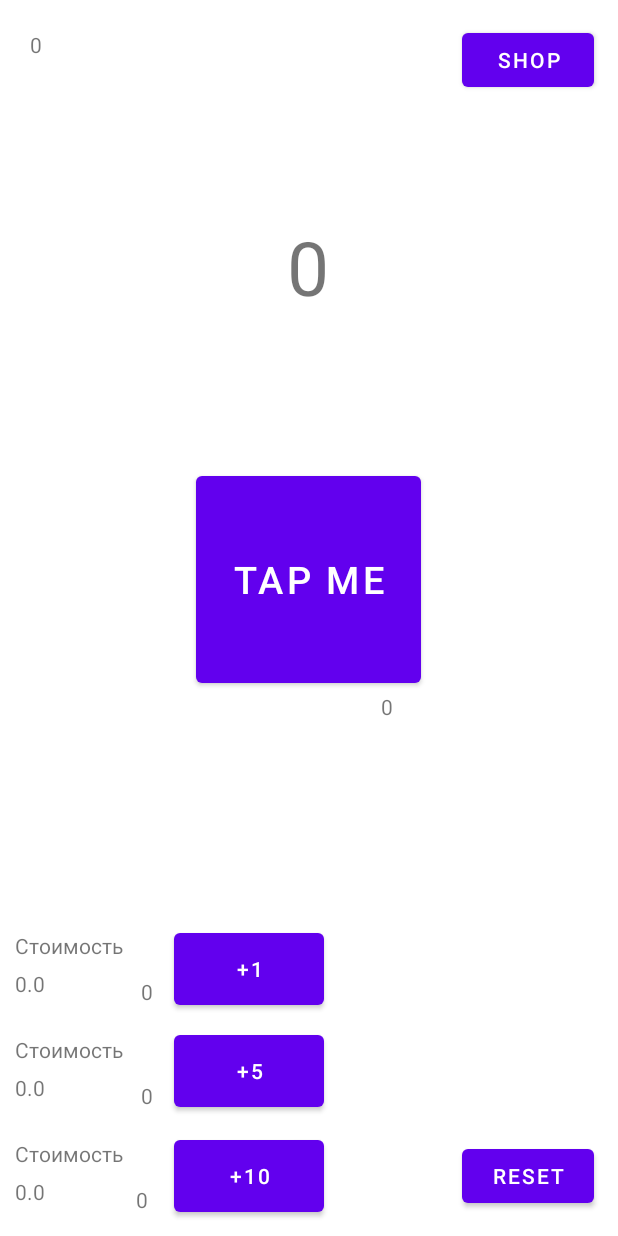
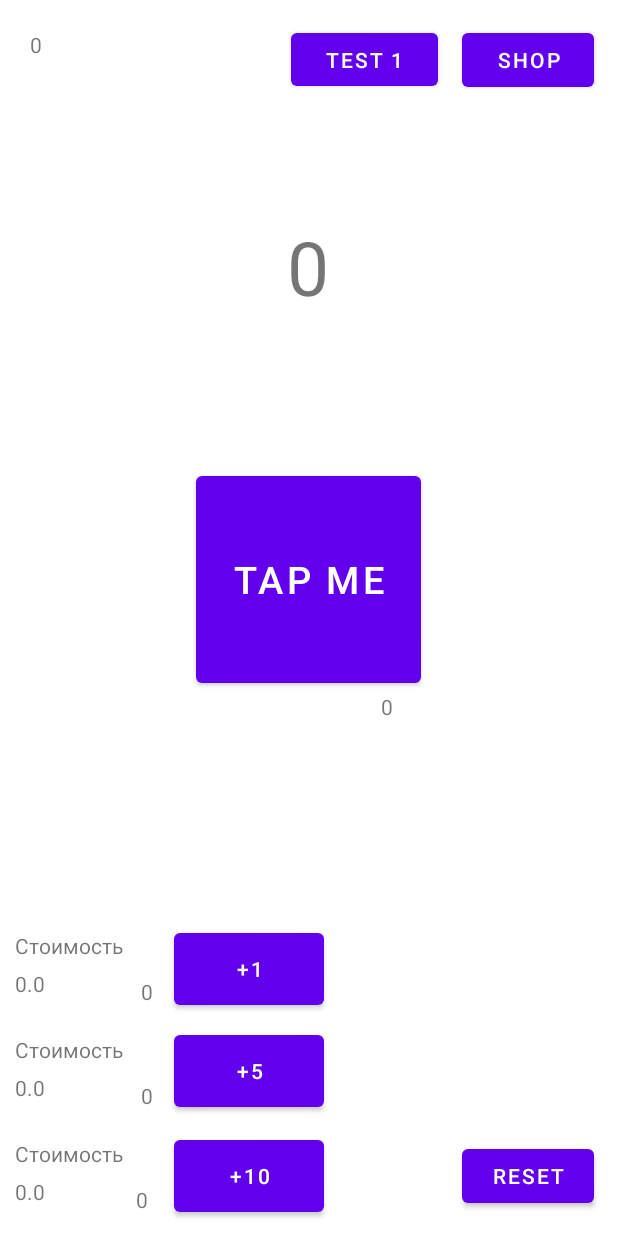
Before and after one commit to Chuchumbrik/androidtest1, an Android app: the screen it shows after launch (MainActivity), on a phone screen of 412 x 824 dp. Run offline under Robolectric (Android 15) with nearby library versions, the phone set to English and light mode, and no system bars.

Commit message:
Добавил новую активность test_1 Добавил кнопку на главный экран для перехода Добавил в директории res папку anim Добавил внутри anim файл xml для анимации Подключил в test_1 анимацию для кнопки

```diff
--- a/app/src/main/AndroidManifest.xml
+++ b/app/src/main/AndroidManifest.xml
@@ -9,7 +9,8 @@
         android:roundIcon="@mipmap/ic_launcher_round"
         android:supportsRtl="true"
         android:theme="@style/Theme.Test1">
-        <activity android:name=".Improve"></activity>
+        <activity android:name=".test_1"></activity>
+        <activity android:name=".Improve" />
         <activity android:name=".MainActivity">
             <intent-filter>
                 <action android:name="android.intent.action.MAIN" />
--- a/app/src/main/java/space/test/test1/MainActivity.java
+++ b/app/src/main/java/space/test/test1/MainActivity.java
@@ -64,6 +64,8 @@ public class MainActivity extends AppCompatActivity {
 
     Button reset;
 
+    Button test_1;
+
     @Override
     protected void onCreate(Bundle savedInstanceState) {
         super.onCreate(savedInstanceState);
@@ -102,12 +104,22 @@ public class MainActivity extends AppCompatActivity {
         TextView_add_count_money = (TextView)findViewById(R.id.add_count_money);
         TextView_add_count_money.setText(add_money_tap + "");
 
-        Shop = (TextView)findViewById(R.id.shop);
+        Shop = (Button) findViewById(R.id.shop);
         Shop.setOnClickListener(new View.OnClickListener() {
             @Override
             public void onClick(View v) {
                 save_data();
                 Intent intent = new Intent(MainActivity.this, Improve.class);
+                startActivity(intent);
+            }
+        });
+
+        test_1 = (Button) findViewById(R.id.test_1);
+        test_1.setOnClickListener(new View.OnClickListener() {
+            @Override
+            public void onClick(View v) {
+                save_data();
+                Intent intent = new Intent(MainActivity.this, test_1.class);
                 startActivity(intent);
             }
         });
--- a/app/src/main/res/layout/activity_main.xml
+++ b/app/src/main/res/layout/activity_main.xml
@@ -188,4 +188,14 @@
         app:layout_constraintBottom_toBottomOf="parent"
         app:layout_constraintEnd_toEndOf="parent" />
 
+    <Button
+        android:id="@+id/test_1"
+        android:layout_width="98dp"
+        android:layout_height="47dp"
+        android:layout_marginTop="16dp"
+        android:layout_marginEnd="16dp"
+        android:text="test 1"
+        app:layout_constraintEnd_toStartOf="@+id/shop"
+        app:layout_constraintTop_toTopOf="parent" />
+
 </androidx.constraintlayout.widget.ConstraintLayout>
```
Also changed, not shown: app/src/main/java/space/test/test1/test_1.java (added, +31 -0 lines), app/src/main/res/anim/button_anim.xml (added, +30 -0 lines), app/src/main/res/layout/activity_test_1.xml (added, +18 -0 lines).
